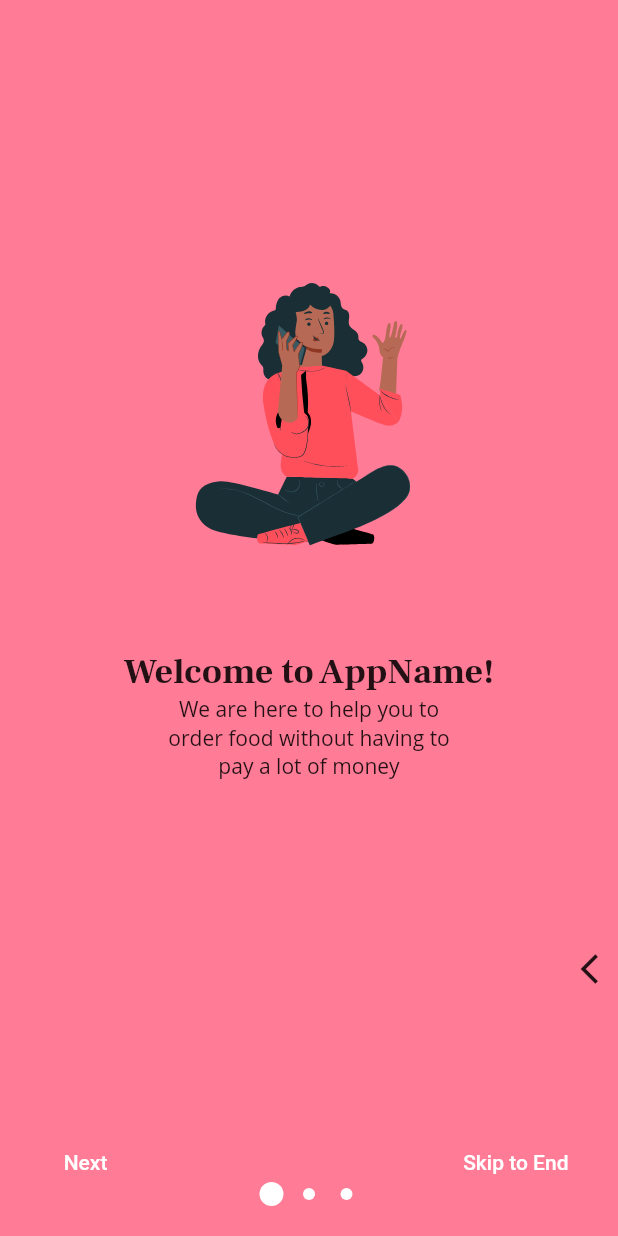
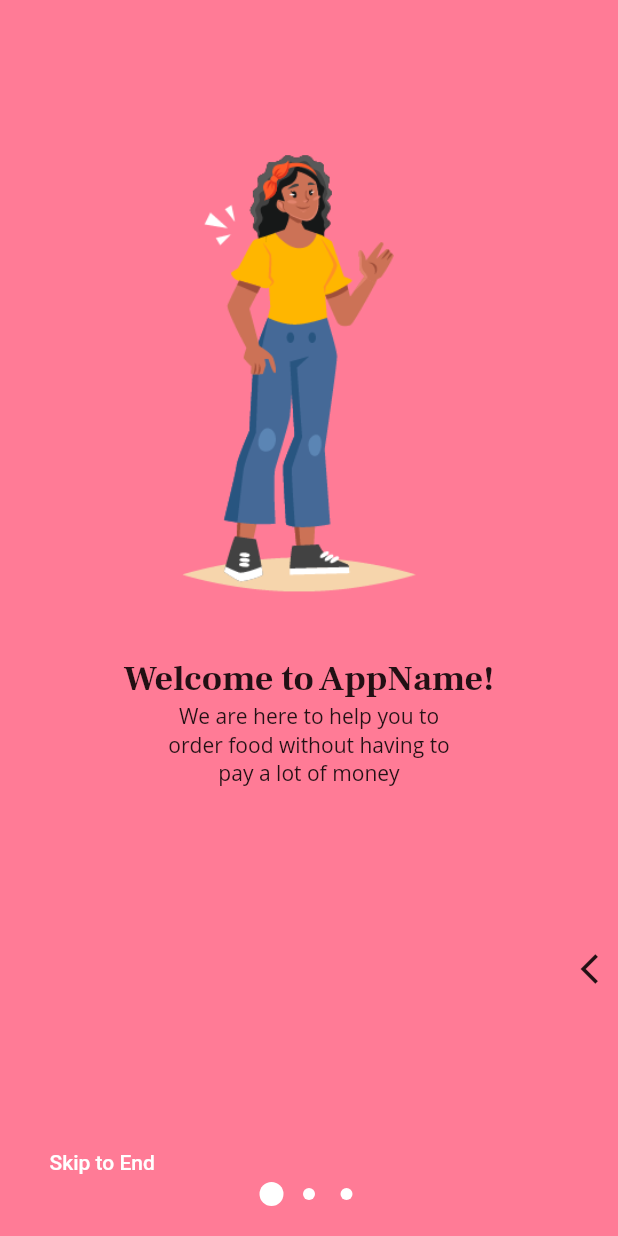
Before and after one commit to ihsanannashir/defood-app, a Flutter app: the OnBoard screen opened directly, on a phone screen of 412 x 824 dp. Run offline on Flutter 3.47's test engine with Material 2 defaults, Android fonts, the phone set to English and light mode, and no system bars; drawn by our look-alikes of liquid_swipe; our stand-ins replace lottie.

Commit message:
Smoothen out onboarding screen

```diff
--- a/lib/screens/onboard.dart
+++ b/lib/screens/onboard.dart
@@ -29,9 +29,9 @@ class _OnBoardState extends State<OnBoard> {
       child: Column(
         children: [
           Padding(
-            padding: EdgeInsets.fromLTRB(0, 180, 35, 40),
-            child: Lottie.asset('assets/animations/onboard1.json',
-                width: 2000, fit: BoxFit.fill),
+            padding: EdgeInsets.fromLTRB(0, 50, 0, 5),
+            child: Image.asset('assets/images/hi.png',
+                width: 200, fit: BoxFit.fill),
           ),
           Text(
             "Welcome to AppName!",
@@ -60,9 +60,9 @@ class _OnBoardState extends State<OnBoard> {
       child: Column(
         children: [
           Padding(
-            padding: EdgeInsets.fromLTRB(0, 130, 35, 40),
-            child: Lottie.asset('assets/animations/onboard2.json',
-                width: 250, fit: BoxFit.fill),
+            padding: EdgeInsets.fromLTRB(0, 60, 0, 5),
+            child: Image.asset('assets/images/happy.png',
+                width: 180, fit: BoxFit.fill),
           ),
           Text(
             "Hmm...?",
@@ -86,14 +86,14 @@ class _OnBoardState extends State<OnBoard> {
     Container(
       height: double.infinity,
       width: double.infinity,
-      padding: EdgeInsets.fromLTRB(0, 70, 0, 20),
+      padding: EdgeInsets.fromLTRB(0, 70, 0, 0),
       decoration: BoxDecoration(color: Color(0xFFFFE47B)),
       child: Column(
         children: [
           Padding(
-            padding: EdgeInsets.fromLTRB(0, 130, 0, 20),
-            child: Lottie.asset('assets/animations/onboard3.json',
-                width: 200, fit: BoxFit.fill),
+            padding: EdgeInsets.fromLTRB(0, 10, 0, 0),
+            child: Image.asset('assets/images/yay.png',
+                width: 235, fit: BoxFit.fill),
           ),
           Text(
             "Don't worry and be FULL!",
@@ -110,7 +110,26 @@ class _OnBoardState extends State<OnBoard> {
               fontFamily: 'OpenSans',
               fontSize: 14,
             ),
-          )
+          ),
+          Align(
+            alignment: Alignment.bottomRight,
+            child: Padding(
+              padding: const EdgeInsets.fromLTRB(25.0, 157.5, 25.0, 25.0),
+              child: TextButton(
+                style: ButtonStyle(
+                    padding: MaterialStateProperty.all(
+                      EdgeInsets.fromLTRB(20.0, 0, 20.0, 0),
+                    ),
+                    backgroundColor:
+                        MaterialStateProperty.all<Color>(Colors.white),
+                    shape: MaterialStateProperty.all<RoundedRectangleBorder>(
+                        RoundedRectangleBorder(
+                            borderRadius: BorderRadius.circular(10.0)))),
+                onPressed: () {},
+                child: Text("Go to app", style: TextStyle(color: Colors.black)),
+              ),
+            ),
+          ),
         ],
       ),
     ),
@@ -145,9 +164,11 @@ class _OnBoardState extends State<OnBoard> {
       body: Stack(
         children: <Widget>[
           LiquidSwipe(
+            enableLoop: false,
             pages: pages,
             positionSlideIcon: 0.8,
-            slideIconWidget: Icon(Icons.arrow_back_ios),
+            slideIconWidget:
+                page != pages.length - 1 ? Icon(Icons.arrow_back_ios) : null,
             onPageChangeCallback: pageChangeCallback,
             waveType: WaveType.liquidReveal,
             liquidController: liquidController,
@@ -166,7 +187,7 @@ class _OnBoardState extends State<OnBoard> {
             ),
           ),
           Align(
-            alignment: Alignment.bottomRight,
+            alignment: Alignment.bottomLeft,
             child: Padding(
               padding: const EdgeInsets.all(25.0),
               child: TextButton(
@@ -179,21 +200,6 @@ class _OnBoardState extends State<OnBoard> {
               ),
             ),
           ),
-          Align(
-            alignment: Alignment.bottomLeft,
-            child: Padding(
-              padding: const EdgeInsets.all(25.0),
-              child: TextButton(
-                onPressed: () {
-                  liquidController.jumpToPage(
-                      page: liquidController.currentPage + 1 > pages.length - 1
-                          ? 0
-                          : liquidController.currentPage + 1);
-                },
-                child: Text("Next", style: TextStyle(color: Colors.white)),
-              ),
-            ),
-          )
         ],
       ),
     );
--- a/pubspec.yaml
+++ b/pubspec.yaml
@@ -58,6 +58,10 @@ flutter:
    - assets/animations/onboard1.json
    - assets/animations/onboard2.json
    - assets/animations/onboard3.json
+   - assets/images/angry.png
+   - assets/images/happy.png
+   - assets/images/hi.png
+   - assets/images/yay.png
 
   # An image asset can refer to one or more resolution-specific "variants", see
   # https://flutter.dev/assets-and-images/#resolution-aware.
```
Also changed, not shown: assets/images/angry.png (added), assets/images/happy.png (added), assets/images/hi.png (added), assets/images/yay.png (added).
